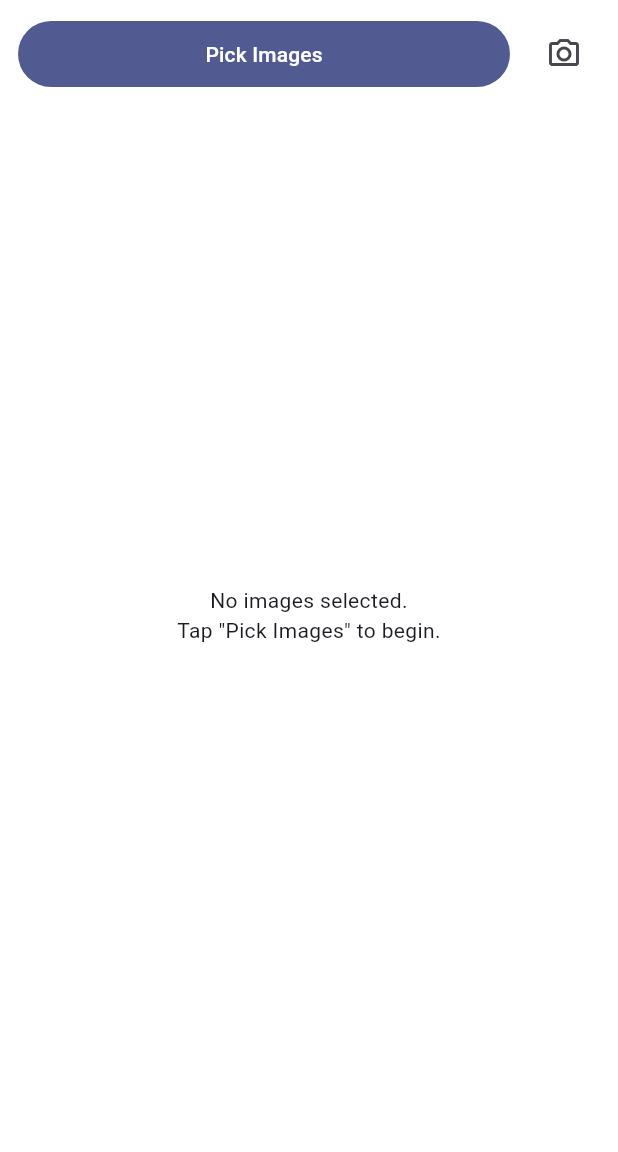
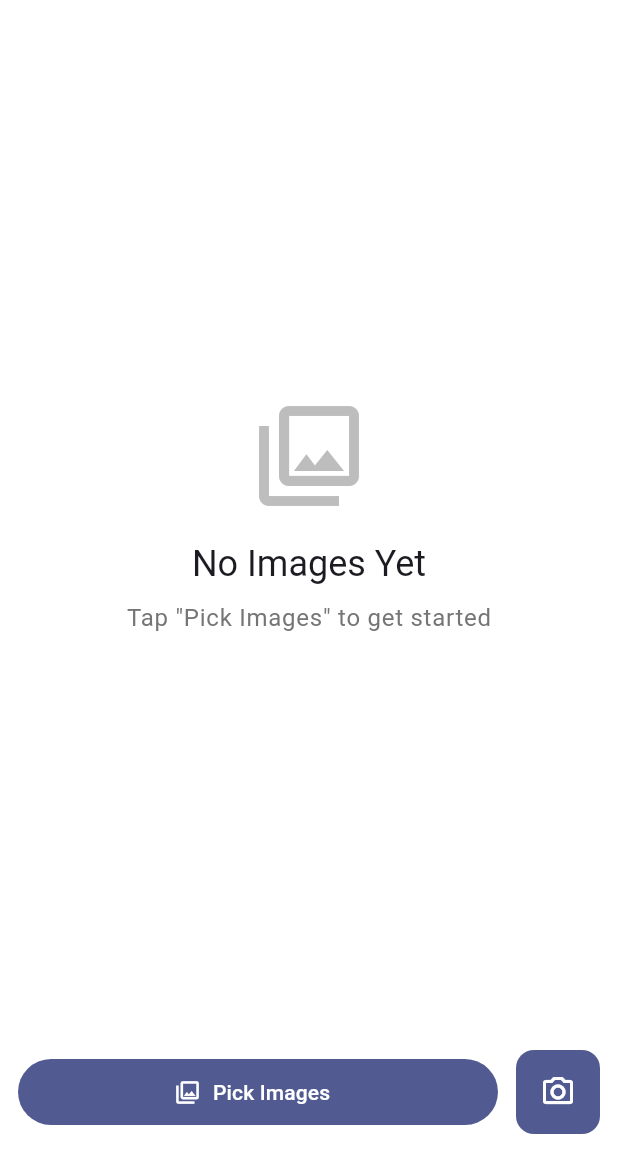
Before and after one commit to hanifuddin15/squeeze_pix, a Flutter app: the screen it shows after launch, on a phone screen of 412 x 824 dp, the part 84-1236 px from its top. Run offline on Flutter 3.47's test engine with Material 3 defaults, Android fonts, the phone set to English and light mode, and no system bars; our stand-ins replace flutter_image_compress, get, get_storage, image_picker, share_plus.

Commit message:
pic compressing and share issue fixed

```diff
--- a/lib/controllers/compressor_controller.dart
+++ b/lib/controllers/compressor_controller.dart
@@ -22,7 +22,7 @@ class CompressorController extends GetxController {
   Future<void> pickImages() async {
     final ImagePicker picker = ImagePicker();
     final picked = await picker.pickMultiImage();
-    if (picked != null && picked.isNotEmpty) {
+    if (picked.isNotEmpty) {
       images.addAll(picked.map((x) => File(x.path)));
       selected.value ??= images.first;
     }
--- a/lib/pages/compressor_page.dart
+++ b/lib/pages/compressor_page.dart
@@ -18,8 +18,9 @@ class CompressorPage extends StatelessWidget {
         padding: const EdgeInsets.all(12.0),
         child: Obx(() {
           final sel = c.selected.value;
-          if (sel == null)
+          if (sel == null) {
             return const Center(child: Text('No image selected.'));
+          }
           return Column(
             children: [
               Expanded(
@@ -53,8 +54,9 @@ class CompressorPage extends StatelessWidget {
                             onPressed: () async {
                               await c.compressSelected();
                               final f = c.lastCompressed.value;
-                              if (f != null)
+                              if (f != null) {
                                 await Share.shareXFiles([XFile(f.path)]);
+                              }
                             },
                           ),
                         ),
--- a/lib/pages/home_page.dart
+++ b/lib/pages/home_page.dart
@@ -1,9 +1,9 @@
 import 'dart:io';
 import 'package:flutter/material.dart';
 import 'package:get/get.dart';
-import '../controllers/compressor_controller.dart';
 import '../widgets/primary_button.dart';
 import '../widgets/image_tile.dart';
+import '../controllers/compressor_controller.dart';
 
 class HomePage extends StatelessWidget {
   const HomePage({super.key});
@@ -11,47 +11,80 @@ class HomePage extends StatelessWidget {
   Widget build(BuildContext context) {
     final c = Get.find<CompressorController>();
     return Scaffold(
-      appBar: AppBar(title: const Text('SqueezePix'), centerTitle: true),
-      body: Padding(
-        padding: const EdgeInsets.all(12),
-        child: Column(
-          children: [
-            Row(
-              children: [
-                Expanded(
-                  child: PrimaryButton(
-                    label: 'Pick Images',
-                    onPressed: () => c.pickImages(),
-                  ),
-                ),
-                const SizedBox(width: 12),
-                IconButton(
-                  onPressed: () => c.pickSingleFromCamera(),
-                  icon: const Icon(Icons.camera_alt_outlined),
+      appBar: AppBar(
+        title: const Text('SqueezePix'),
+        centerTitle: true,
+        actions: [
+          Obx(
+            () => c.images.isNotEmpty
+                ? IconButton(
+                    icon: const Icon(Icons.delete_outline),
+                    tooltip: 'Clear All',
+                    onPressed: () {
+                      c.images.clear();
+                      c.selected.value = null;
+                    },
+                  )
+                : const SizedBox.shrink(),
           ),
         ],
       ),
-            const SizedBox(height: 12),
-            Obx(() {
+      body: Obx(() {
         if (c.images.isEmpty) {
-                return const Expanded(
-                  child: Center(
-                    child: Text(
-                      'No images selected.\nTap "Pick Images" to begin.',
-                      textAlign: TextAlign.center,
+          return const _EmptyState();
+        }
+        return const _ImageGrid();
+      }),
+      bottomNavigationBar: const _BottomActionBar(),
+    );
+  }
+}
+
+class _EmptyState extends StatelessWidget {
+  const _EmptyState();
+
+  @override
+  Widget build(BuildContext context) {
+    final textTheme = Theme.of(context).textTheme;
+    return Center(
+      child: Column(
+        mainAxisAlignment: MainAxisAlignment.center,
+        children: [
+          Icon(
+            Icons.photo_library_outlined,
+            size: 80,
+            color: Colors.grey.shade400,
           ),
+          const SizedBox(height: 16),
+          Text('No Images Yet', style: textTheme.headlineSmall),
+          const SizedBox(height: 8),
+          Text(
+            'Tap "Pick Images" to get started',
+            style: textTheme.bodyLarge?.copyWith(color: Colors.grey.shade600),
+          ),
+        ],
       ),
     );
   }
-              return Expanded(
-                child: GridView.builder(
-                  itemCount: c.images.length,
+}
+
+class _ImageGrid extends StatelessWidget {
+  const _ImageGrid();
+
+  @override
+  Widget build(BuildContext context) {
+    final c = Get.find<CompressorController>();
+    return CustomScrollView(
+      slivers: [
+        SliverPadding(
+          padding: const EdgeInsets.all(12),
+          sliver: SliverGrid(
             gridDelegate: const SliverGridDelegateWithFixedCrossAxisCount(
               crossAxisCount: 3,
               crossAxisSpacing: 8,
               mainAxisSpacing: 8,
             ),
-                  itemBuilder: (_, i) {
+            delegate: SliverChildBuilderDelegate((context, i) {
               final file = c.images[i];
               final selected = c.selected.value?.path == file.path;
               return GestureDetector(
@@ -61,38 +94,44 @@ class HomePage extends StatelessWidget {
                 },
                 child: ImageTile(file: file, selected: selected),
               );
-                  },
-                ),
-              );
-            }),
-            const SizedBox(height: 8),
-            Obx(
-              () => c.history.isEmpty
-                  ? const SizedBox.shrink()
-                  : Column(
-                      crossAxisAlignment: CrossAxisAlignment.start,
-                      children: [
-                        const Text(
-                          'History',
-                          style: TextStyle(fontWeight: FontWeight.w600),
-                        ),
-                        SizedBox(
-                          height: 90,
-                          child: ListView.separated(
-                            scrollDirection: Axis.horizontal,
-                            itemBuilder: (_, i) => Image.file(
-                              File(c.history[i]),
-                              width: 80,
-                              height: 80,
-                              fit: BoxFit.cover,
-                            ),
-                            separatorBuilder: (_, __) =>
-                                const SizedBox(width: 8),
-                            itemCount: c.history.length,
+            }, childCount: c.images.length),
           ),
         ),
+        SliverToBoxAdapter(child: _History()),
       ],
+    );
+  }
+}
+
+class _BottomActionBar extends StatelessWidget {
+  const _BottomActionBar();
+
+  @override
+  Widget build(BuildContext context) {
+    final c = Get.find<CompressorController>();
+    return SafeArea(
+      child: Padding(
+        padding: const EdgeInsets.all(12.0),
+        child: Row(
+          children: [
+            Expanded(
+              child: PrimaryButton(
+                label: 'Pick Images',
+                onPressed: () => c.pickImages(),
+                icon: Icons.photo_library_outlined,
               ),
+            ),
+            const SizedBox(width: 12),
+            IconButton.filled(
+              style: IconButton.styleFrom(
+                padding: const EdgeInsets.all(16),
+                shape: RoundedRectangleBorder(
+                  borderRadius: BorderRadius.circular(12),
+                ),
+              ),
+              onPressed: () => c.pickSingleFromCamera(),
+              icon: const Icon(Icons.camera_alt_outlined),
+              tooltip: 'Use Camera',
             ),
           ],
         ),
@@ -100,3 +139,49 @@ class HomePage extends StatelessWidget {
     );
   }
 }
+
+class _History extends StatelessWidget {
+  const _History();
+
+  @override
+  Widget build(BuildContext context) {
+    final c = Get.find<CompressorController>();
+    return Obx(() {
+      if (c.history.isEmpty) return const SizedBox.shrink();
+
+      return Card(
+        margin: const EdgeInsets.all(12),
+        child: Padding(
+          padding: const EdgeInsets.all(12.0),
+          child: Column(
+            crossAxisAlignment: CrossAxisAlignment.start,
+            children: [
+              Text(
+                'Recently Compressed',
+                style: Theme.of(context).textTheme.titleMedium,
+              ),
+              const SizedBox(height: 12),
+              SizedBox(
+                height: 90,
+                child: ListView.separated(
+                  scrollDirection: Axis.horizontal,
+                  itemBuilder: (_, i) => ClipRRect(
+                    borderRadius: BorderRadius.circular(8),
+                    child: Image.file(
+                      File(c.history[i]),
+                      width: 90,
+                      height: 90,
+                      fit: BoxFit.cover,
+                    ),
+                  ),
+                  separatorBuilder: (_, __) => const SizedBox(width: 8),
+                  itemCount: c.history.length,
+                ),
+              ),
+            ],
+          ),
+        ),
+      );
+    });
+  }
+}
--- a/lib/widgets/primary_button.dart
+++ b/lib/widgets/primary_button.dart
@@ -3,19 +3,26 @@ import 'package:flutter/material.dart';
 class PrimaryButton extends StatelessWidget {
   final String label;
   final VoidCallback onPressed;
+  final IconData? icon;
   const PrimaryButton({
     required this.label,
     required this.onPressed,
+    this.icon,
     super.key,
   });
   @override
   Widget build(BuildContext context) {
-    return FilledButton(
-      onPressed: onPressed,
-      child: Padding(
-        padding: const EdgeInsets.symmetric(vertical: 12),
-        child: Text(label),
-      ),
+    final child = Padding(
+      padding: const EdgeInsets.symmetric(vertical: 12),
+      child: Text(label),
     );
+
+    return icon != null
+        ? FilledButton.icon(
+            onPressed: onPressed,
+            icon: Icon(icon),
+            label: child,
+          )
+        : FilledButton(onPressed: onPressed, child: child);
   }
 }
```
Also changed, not shown: lib/services/compressor_service.dart (+11 -3 lines), lib/widgets/image_tile.dart (+19 -4 lines). Lines whose indentation alone changed are shown as unchanged.
